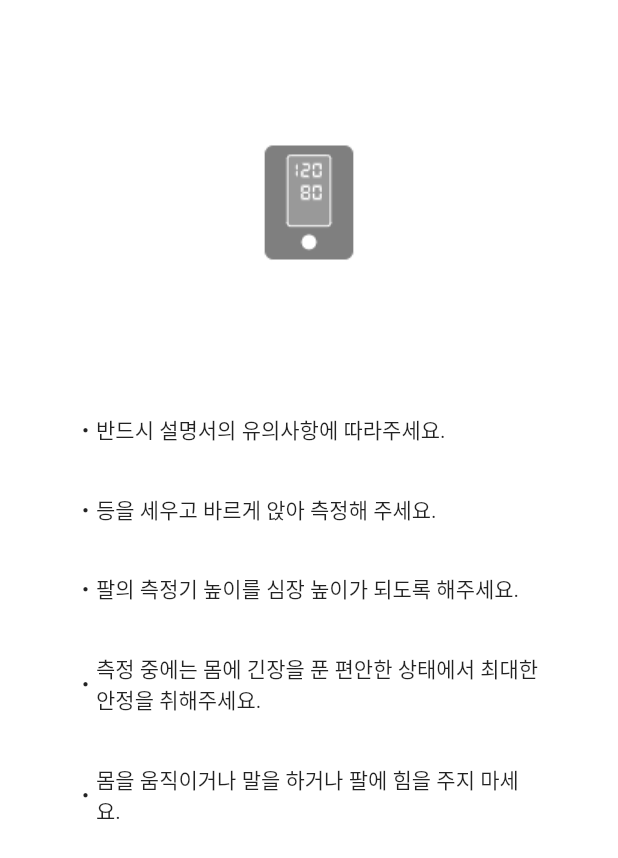
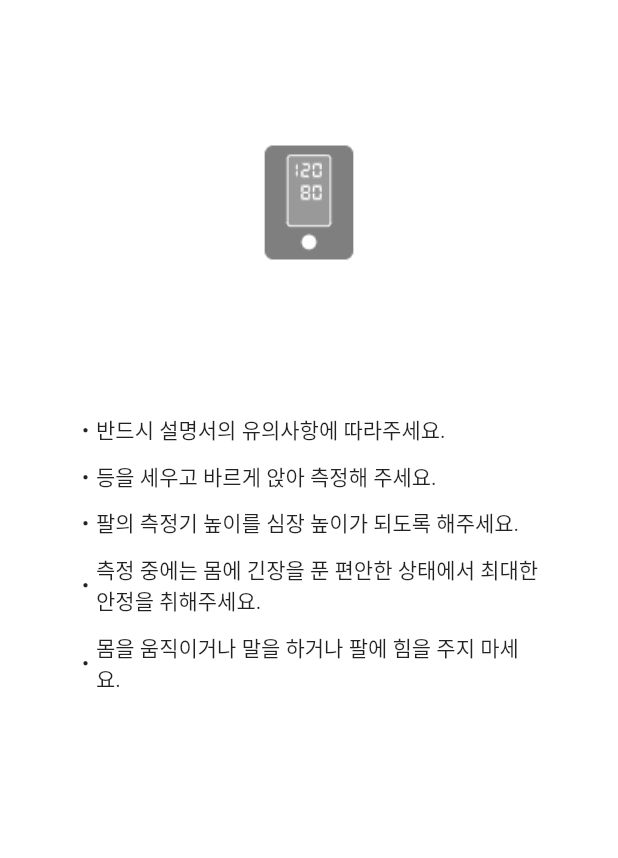
Before and after one commit to plustonic-yong/three_youth_app, a Flutter app: the BleBpScanMeasurementScanning screen opened directly, on a phone screen of 412 x 824 dp. Shown: the top 858 px of the screen. Run offline on Flutter 3.47's test engine with Material 2 defaults, Android fonts, the phone set to English and light mode, and no system bars; our stand-ins replace dots_indicator, firebase_auth, firebase_core, fl_chart, flutter_blue, flutter_datetime_picker and 7 more; missing offline and left inert: flutter_reactive_ble, http_interceptor, kakao_flutter_sdk_user; accounts and stored records are empty; Roboto replaces fonts that are missing (NotoSansCJKkr).

Commit message:
측정 주의사항 간격 조정

```diff
--- a/lib/screens/ble_bp_scan/components/ble_bp_scan_measurement_scanning.dart
+++ b/lib/screens/ble_bp_scan/components/ble_bp_scan_measurement_scanning.dart
@@ -56,7 +56,7 @@ class BleBpScanMeasurementScanning extends StatelessWidget {
                       ),
                     ],
                   ),
-                  const Text('\n'),
+                  const SizedBox(height: 10.0),
                   Row(
                     children: const [
                       Text('・'),
@@ -68,7 +68,7 @@ class BleBpScanMeasurementScanning extends StatelessWidget {
                       ),
                     ],
                   ),
-                  const Text('\n'),
+                  const SizedBox(height: 10.0),
                   Row(
                     children: const [
                       Text('・'),
@@ -80,7 +80,7 @@ class BleBpScanMeasurementScanning extends StatelessWidget {
                       ),
                     ],
                   ),
-                  const Text('\n'),
+                  const SizedBox(height: 10.0),
                   Row(
                     children: const [
                       Text('・'),
@@ -92,7 +92,7 @@ class BleBpScanMeasurementScanning extends StatelessWidget {
                       ),
                     ],
                   ),
-                  const Text('\n'),
+                  const SizedBox(height: 10.0),
                   Row(
                     children: const [
                       Text('・'),
```
